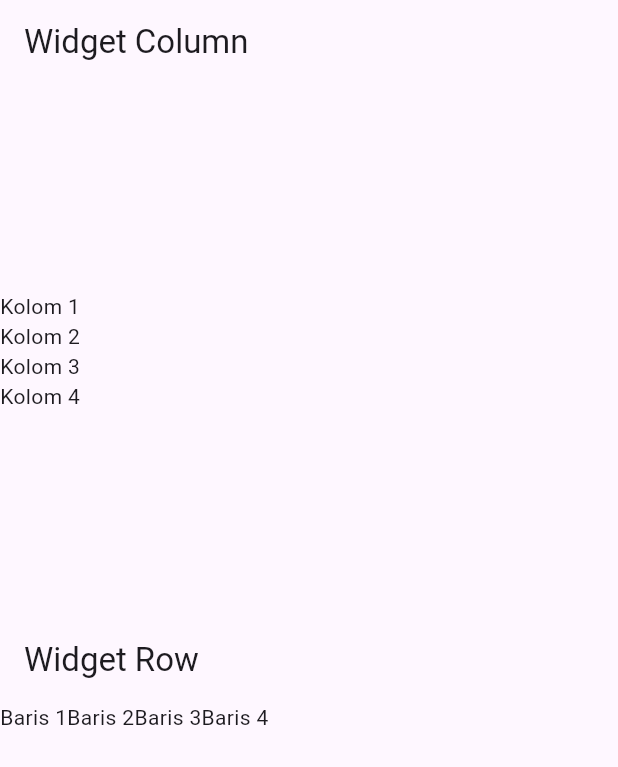
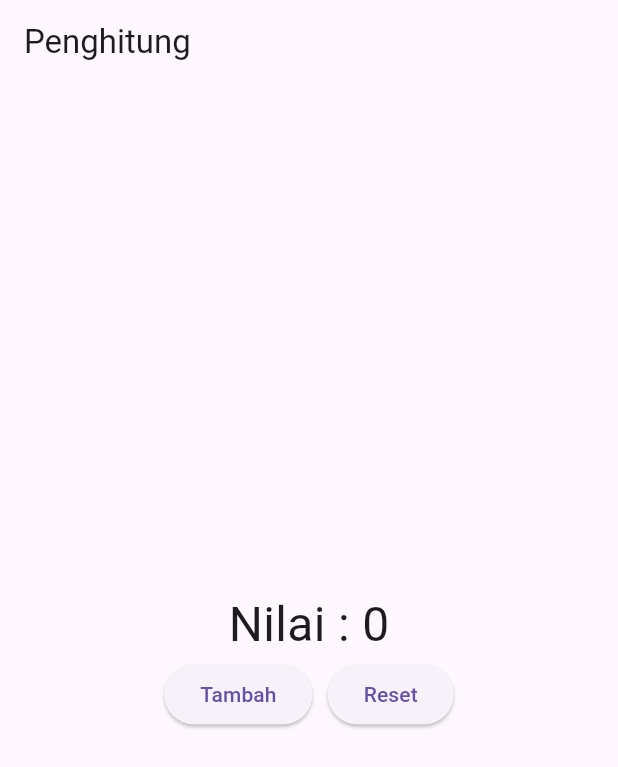
Before and after one commit to aryawp0203/flutter_pmo_2026, a Flutter app: the screen it shows after launch, on a phone screen of 412 x 824 dp. Shown: the top 767 px of the screen. Run offline on Flutter 3.47's test engine with Material 3 defaults, Android fonts, the phone set to English and light mode, and no system bars.

Commit message:
Langkah 3 — Membandingkan StatelessWidget dan StatefulWidget

```diff
--- /dev/null
+++ b/lib/counter.dart
@@ -0,0 +1,64 @@
+import 'package:flutter/material.dart';
+
+class Counter extends StatefulWidget {
+  const Counter({super.key});
+
+  @override
+  State<Counter> createState() => _CounterState();
+}
+
+class _CounterState extends State<Counter> {
+  int angka = 0; // nilai yang dapat berubah
+
+  @override
+  void initState() {
+    super.initState();
+    angka = 0; // inisialisasi nilai awal
+  }
+
+  void tambah() {
+    setState(() {
+      angka++; // mengubah nilai lalu meminta tampilan digambar ulang
+    });
+  }
+
+  void bersihkan() {
+    setState(() {
+      angka = 0; // reset nilai ke 0
+    });
+  }
+
+  @override
+  Widget build(BuildContext context) {
+    return Scaffold(
+      appBar: AppBar(
+        title: const Text('Penghitung'),
+      ),
+      body: Center(
+        child: Column(
+          mainAxisAlignment: MainAxisAlignment.center,
+          children: [
+            Text(
+              'Nilai : $angka',
+              style: const TextStyle(fontSize: 32),
+            ),
+            Row(
+              mainAxisAlignment: MainAxisAlignment.center,
+              children: [
+                ElevatedButton(
+                  onPressed: tambah,
+                  child: const Text('Tambah'),
+                ),
+                const SizedBox(width: 10),
+                ElevatedButton(
+                  onPressed: bersihkan,
+                  child: const Text('Reset'),
+                )
+              ],
+            ),
+          ],
+        ),
+      ),
+    );
+  }
+}
--- a/lib/main.dart
+++ b/lib/main.dart
@@ -1,5 +1,6 @@
 import 'package:flutter/material.dart';
 import 'package:flutter_pmo_2026/column_widget.dart';
+import 'package:flutter_pmo_2026/counter.dart';
 import 'package:flutter_pmo_2026/row_widget.dart';
 
 void main() {
@@ -13,12 +14,13 @@ class MainApp extends StatelessWidget {
   Widget build(BuildContext context) {
     return MaterialApp(
       title: 'Aplikasi Flutter Pertama',
-      home: Column(
-        children: const [
-          Expanded(child: ColumnWidget()),
-          Expanded(child: RowWidget()),
-        ]
-      ),
+      // home: Column(
+      //   children: const [
+      //     Expanded(child: ColumnWidget()),
+      //     Expanded(child: RowWidget()),
+      //   ]
+      // ),
+      home: const Counter(),
     );
   }
 }
--- a/lib/row_widget.dart
+++ b/lib/row_widget.dart
@@ -10,6 +10,8 @@ class RowWidget extends StatelessWidget {
         title: const Text('Widget Row'),
       ),
       body: Row(
+        mainAxisAlignment: MainAxisAlignment.center,
+        crossAxisAlignment: CrossAxisAlignment.start,
         children: const [
           Text('Baris 1'),
           Text('Baris 2'),
```
